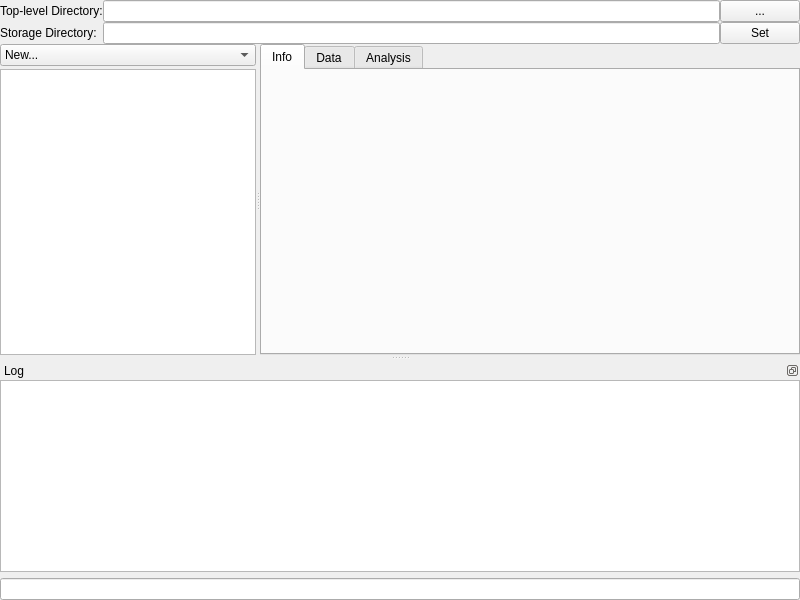
Above: lib/modules/DataManager/DataManagerTemplate.ui from acq4/acq4 before the change. Below: the same form after it.
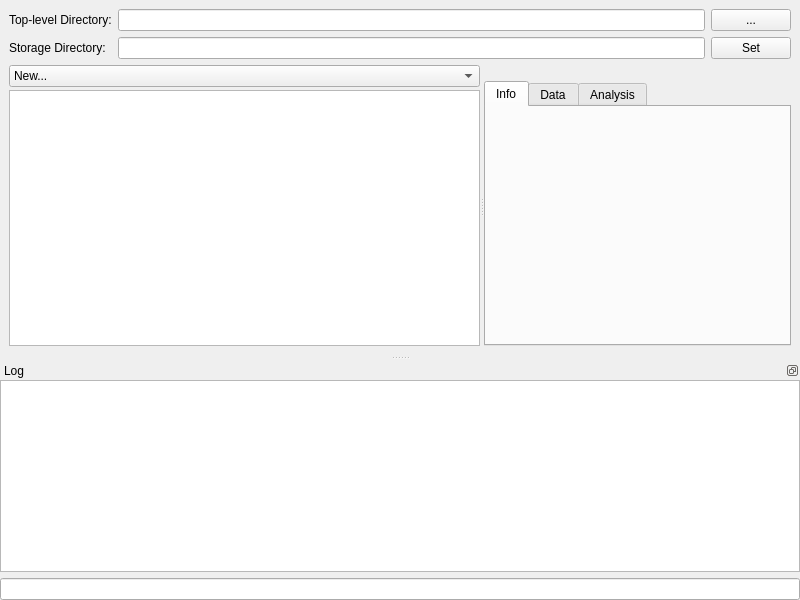
That is the form after the change. Custom widgets are drawn as their Qt base class.

Commit message: datamanager generates forms for each folder type. forms are currently not functional.

The edit to the form file:
```diff
--- a/lib/modules/DataManager/DataManagerTemplate.ui
+++ b/lib/modules/DataManager/DataManagerTemplate.ui
@@ -14,13 +14,9 @@
    <string>MainWindow</string>
   </property>
   <widget class="QWidget" name="centralwidget">
+   <layout class="QVBoxLayout" name="verticalLayout_5">
+    <item>
    <layout class="QGridLayout" name="gridLayout">
-    <property name="margin">
-     <number>0</number>
-    </property>
-    <property name="spacing">
-     <number>0</number>
-    </property>
     <item row="0" column="0">
      <widget class="QLabel" name="label_2">
       <property name="text">
@@ -55,7 +51,9 @@
       </property>
      </widget>
     </item>
-    <item row="2" column="0" colspan="3">
+     </layout>
+    </item>
+    <item>
      <widget class="QSplitter" name="splitter">
       <property name="orientation">
        <enum>Qt::Horizontal</enum>
@@ -117,6 +115,29 @@
         </item>
        </layout>
       </widget>
+      <widget class="QWidget" name="">
+       <layout class="QVBoxLayout" name="verticalLayout_4">
+        <item>
+         <widget class="QLabel" name="fileNameLabel">
+          <property name="sizePolicy">
+           <sizepolicy hsizetype="Preferred" vsizetype="Fixed">
+            <horstretch>0</horstretch>
+            <verstretch>0</verstretch>
+           </sizepolicy>
+          </property>
+          <property name="font">
+           <font>
+            <pointsize>7</pointsize>
+            <weight>75</weight>
+            <bold>true</bold>
+           </font>
+          </property>
+          <property name="text">
+           <string/>
+          </property>
+         </widget>
+        </item>
+        <item>
       <widget class="QTabWidget" name="fileDisplayTabs">
        <property name="sizePolicy">
         <sizepolicy hsizetype="Expanding" vsizetype="Expanding">
@@ -147,6 +168,9 @@
          <string>Analysis</string>
         </attribute>
        </widget>
+         </widget>
+        </item>
+       </layout>
       </widget>
      </widget>
     </item>
```
Lines whose indentation alone changed are shown as unchanged. The commit also changes 6 other files.
